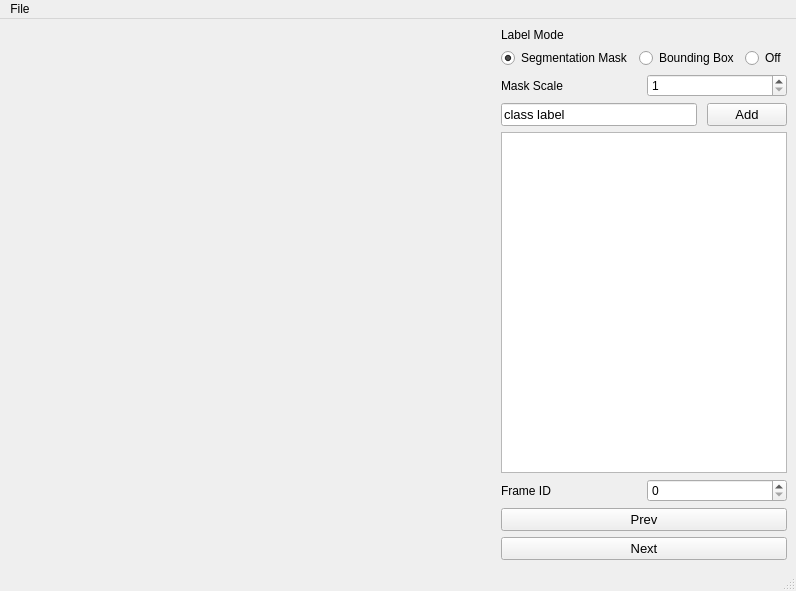
First picture: the form in src/gui.ui, repository velatkilic/label-gui, before the edit.
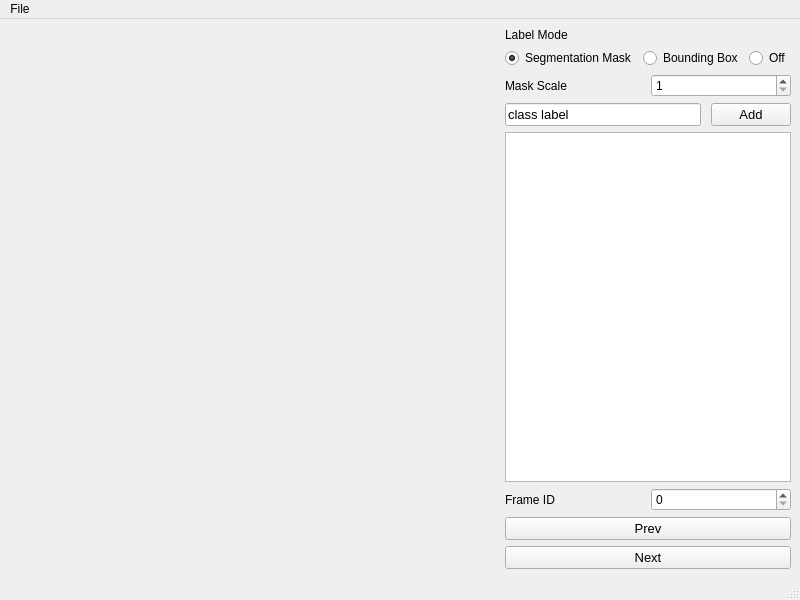
Second picture: the form after the edit. Custom widgets are drawn as their Qt base class.

```diff
--- a/src/gui.ui
+++ b/src/gui.ui
@@ -6,8 +6,8 @@
    <rect>
     <x>0</x>
     <y>0</y>
-    <width>796</width>
-    <height>591</height>
+    <width>800</width>
+    <height>600</height>
    </rect>
   </property>
   <property name="windowTitle">
@@ -228,8 +228,8 @@
     <rect>
      <x>0</x>
      <y>0</y>
-     <width>796</width>
-     <height>26</height>
+     <width>800</width>
+     <height>21</height>
     </rect>
    </property>
    <widget class="QMenu" name="menuFile">
```
Left out of the diff: 4 changed lines with no effect on the pictures.
